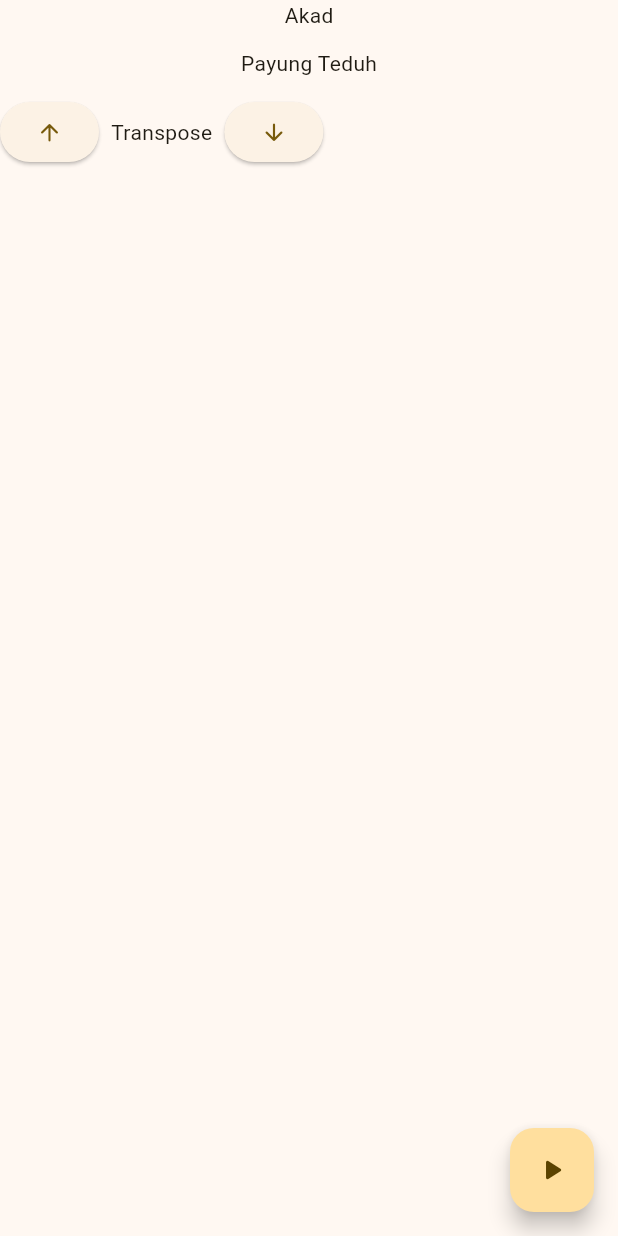
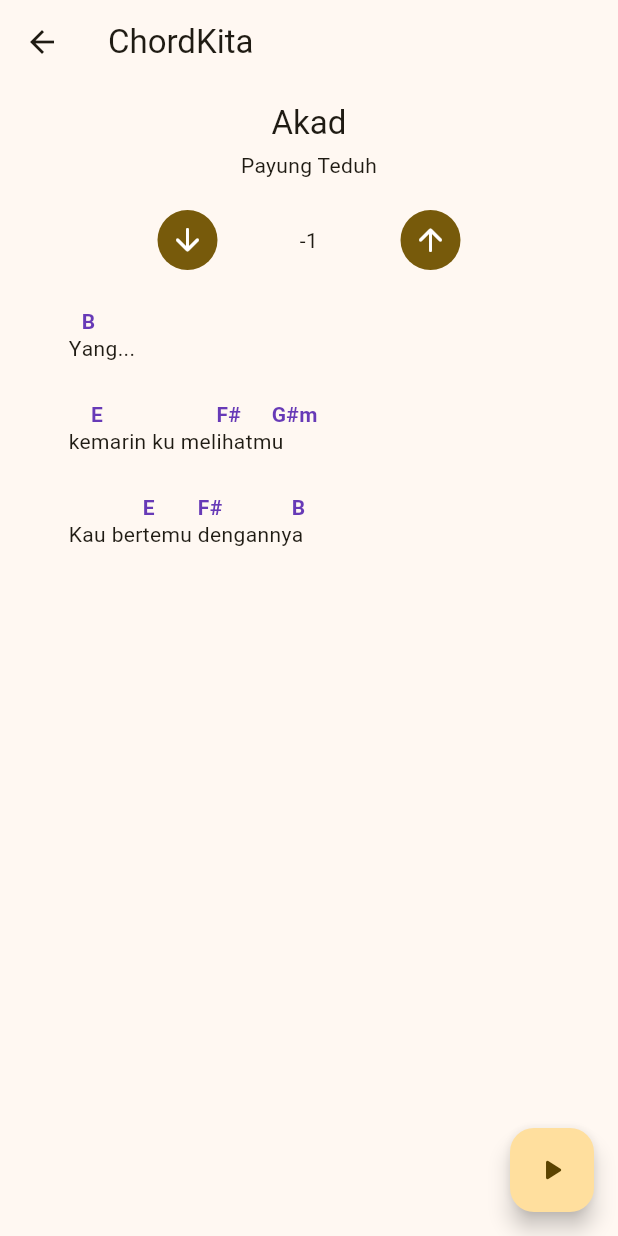
Before and after one commit to erichutabarat/chordkita_app, a Flutter app: the ChordLayout screen opened directly with sample values from the repository, after a tap on the "arrow downward" icon, on a phone screen of 412 x 824 dp. Run offline on Flutter 3.47's test engine with Material 3 defaults, Android fonts, the phone set to English and light mode, and no system bars; our stand-ins replace connectivity_plus, flutter_bloc, shared_preferences; accounts and stored records are empty.

Commit message:
feat(chord): add repo, datasource, chord skeleton and etc for chord feature

```diff
--- /dev/null
+++ b/lib/core/utils/chord_parser.dart
@@ -0,0 +1,108 @@
+/// A single piece of a lyric line: an optional chord that sits above
+/// the start of [text], followed by the lyric text itself.
+///
+/// Example: the line "[C]Amazing [G]grace" becomes:
+///   ChordSegment(chord: 'C', text: 'Amazing ')
+///   ChordSegment(chord: 'G', text: 'grace')
+class ChordSegment {
+  final String? chord;
+  final String text;
+
+  const ChordSegment({this.chord, required this.text});
+}
+
+final RegExp _chordTagRegex = RegExp(r'\[([^\]]+)\]');
+
+/// Parses raw chord content (e.g. "[C]Amazing [G]grace\n[Am]How sweet")
+/// into a list of lines, where each line is a list of [ChordSegment].
+///
+/// Call this ONCE when the chord data loads. Do not re-parse on every
+/// transpose - transpose only changes the `chord` value at render time.
+List<List<ChordSegment>> parseChordContent(String content) {
+  final rawLines = content.split('\n');
+  return rawLines.map(_parseLine).toList();
+}
+
+List<ChordSegment> _parseLine(String line) {
+  final matches = _chordTagRegex.allMatches(line).toList();
+
+  // Plain lyric line with no chords at all (still needs to render).
+  if (matches.isEmpty) {
+    return [ChordSegment(chord: null, text: line)];
+  }
+
+  final segments = <ChordSegment>[];
+
+  // Handle any lyric text that appears BEFORE the first chord tag.
+  if (matches.first.start > 0) {
+    segments.add(
+      ChordSegment(chord: null, text: line.substring(0, matches.first.start)),
+    );
+  }
+
+  for (var i = 0; i < matches.length; i++) {
+    final chord = matches[i].group(1)!;
+    final textStart = matches[i].end;
+    final textEnd = (i + 1 < matches.length)
+        ? matches[i + 1].start
+        : line.length;
+    segments.add(
+      ChordSegment(chord: chord, text: line.substring(textStart, textEnd)),
+    );
+  }
+
+  return segments;
+}
+
+// --- Transpose ---
+
+const List<String> _sharpScale = [
+  'C',
+  'C#',
+  'D',
+  'D#',
+  'E',
+  'F',
+  'F#',
+  'G',
+  'G#',
+  'A',
+  'A#',
+  'B',
+];
+const List<String> _flatScale = [
+  'C',
+  'Db',
+  'D',
+  'Eb',
+  'E',
+  'F',
+  'Gb',
+  'G',
+  'Ab',
+  'A',
+  'Bb',
+  'B',
+];
+
+final RegExp _rootNoteRegex = RegExp(r'^([A-G])(#|b)?(.*)$');
+
+/// Shifts a chord (e.g. "C", "Am7", "G#sus4") by [semitones].
+/// Only the root note moves - the suffix (m, 7, sus4, etc.) is preserved as-is.
+String transposeChord(String chord, int semitones) {
+  if (semitones == 0) return chord;
+
+  final match = _rootNoteRegex.firstMatch(chord);
+  if (match == null) return chord; // not a recognizable chord, leave untouched
+
+  final root = match.group(1)! + (match.group(2) ?? '');
+  final suffix = match.group(3) ?? '';
+
+  var index = _sharpScale.indexOf(root);
+  if (index == -1) index = _flatScale.indexOf(root);
+  if (index == -1) return chord;
+
+  final newIndex =
+      ((index + semitones) % 12 + 12) % 12; // safe for negative semitones
+  return _sharpScale[newIndex] + suffix;
+}
--- /dev/null
+++ b/lib/features/chord/data/datasource/chord_datasource.dart
@@ -0,0 +1,24 @@
+import 'package:chordkita/features/chord/data/samples/chord_samples.dart';
+import 'package:chordkita/features/chord/domain/entities/chord.dart';
+
+class ChordRemoteDataSource {
+  Future<Chord> getChordBySongId(int songId) async {
+    await Future.delayed(
+      const Duration(milliseconds: 400),
+    ); // simulate network latency
+
+    Chord? found;
+    for (final c in chordSample) {
+      if (c.songId == songId) {
+        found = c;
+        break;
+      }
+    }
+
+    if (found == null) {
+      throw Exception('Chord not found for song id $songId');
+    }
+
+    return found;
+  }
+}
--- /dev/null
+++ b/lib/features/chord/data/repositories/chord_repository.dart
@@ -0,0 +1,14 @@
+import 'package:chordkita/features/chord/data/datasource/chord_datasource.dart';
+import 'package:chordkita/features/chord/domain/entities/chord.dart';
+import 'package:chordkita/features/chord/domain/repositories/chord_repository.dart';
+
+class ChordRepositoryImpl implements ChordRepository {
+  final ChordRemoteDataSource _remoteDataSource;
+
+  ChordRepositoryImpl(this._remoteDataSource);
+
+  @override
+  Future<Chord> getChordBySongId(int songId) {
+    return _remoteDataSource.getChordBySongId(songId);
+  }
+}
--- a/lib/features/chord/data/samples/chord_samples.dart
+++ b/lib/features/chord/data/samples/chord_samples.dart
@@ -1,10 +1,12 @@
 import 'package:chordkita/features/chord/domain/entities/chord.dart';
 
-final Chord chordSample = Chord(
-  id: 1,
-  songId: 1,
-  content: """
+final List<Chord> chordSample = [
+  Chord(
+    id: 1,
+    songId: 1,
+    content: """
         Y[C]ang...\n
         ke[F]marin ku mel[G]ihatm[Am]u\n
         Kau ber[F]temu [G]denganny[C]a\n""",
-);
+  ),
+];
--- a/lib/features/chord/domain/entities/chord.dart
+++ b/lib/features/chord/domain/entities/chord.dart
@@ -3,5 +3,13 @@
   final int songId;
   final String content;
 
-  Chord({required this.id, required this.songId, required this.content});
+  const Chord({required this.id, required this.songId, required this.content});
+
+  factory Chord.fromJson(Map<String, dynamic> json) {
+    return Chord(
+      id: json['id'] as int,
+      songId: json['song_id'] as int,
+      content: json['content'] as String,
+    );
+  }
 }
--- /dev/null
+++ b/lib/features/chord/domain/repositories/chord_repository.dart
@@ -0,0 +1,5 @@
+import 'package:chordkita/features/chord/domain/entities/chord.dart';
+
+abstract class ChordRepository {
+  Future<Chord> getChordBySongId(int songId);
+}
--- a/lib/features/chord/presentation/chord_layout.dart
+++ b/lib/features/chord/presentation/chord_layout.dart
@@ -1,3 +1,6 @@
+import 'package:chordkita/features/chord/data/datasource/chord_datasource.dart';
+import 'package:chordkita/features/chord/data/repositories/chord_repository.dart';
+import 'package:chordkita/features/chord/domain/repositories/chord_repository.dart';
 import 'package:chordkita/features/chord/presentation/screens/chord_player_screen.dart';
 import 'package:chordkita/features/chord/presentation/screens/chord_screen.dart';
 import 'package:chordkita/features/home/domain/entities/chordsong_item.dart';
@@ -13,17 +16,29 @@
 
 class _ChordLayoutState extends State<ChordLayout> {
   int _currentPage = 0;
+  late final ChordRepository _chordRepository;
+  @override
+  void initState() {
+    super.initState();
+    _chordRepository = ChordRepositoryImpl(ChordRemoteDataSource());
+  }
 
   Widget get _currentScreen {
     switch (_currentPage) {
       case 0:
-        return ChordScreen(data: widget.data);
+        return ChordScreen(
+          data: widget.data,
+          chordRepository: _chordRepository,
+        );
 
       case 1:
         return ChordPlayerScreen(data: widget.data);
 
       default:
-        return ChordScreen(data: widget.data);
+        return ChordScreen(
+          data: widget.data,
+          chordRepository: _chordRepository,
+        );
     }
   }
 
--- a/lib/features/chord/presentation/screens/chord_screen.dart
+++ b/lib/features/chord/presentation/screens/chord_screen.dart
@@ -1,64 +1,196 @@
-import 'package:chordkita/features/chord/domain/entities/chord.dart';
+import 'package:flutter/material.dart';
+import 'package:chordkita/core/utils/chord_parser.dart';
+import 'package:chordkita/features/chord/domain/repositories/chord_repository.dart';
+import 'package:chordkita/features/chord/presentation/widgets/chord_skeleton.dart';
 import 'package:chordkita/features/home/domain/entities/chordsong_item.dart';
-import 'package:flutter/material.dart';
+
+enum _LoadState { loading, error, loaded }
 
 class ChordScreen extends StatefulWidget {
   final ChordSongItemData data;
-  const ChordScreen({super.key, required this.data});
+  // Inject the repository for now (constructor injection). Swap this for
+  // Riverpod/get_it later without touching anything below - the repository
+  // interface is what matters, not how it's provided.
+  final ChordRepository chordRepository;
+
+  const ChordScreen({
+    super.key,
+    required this.data,
+    required this.chordRepository,
+  });
 
   @override
   State<ChordScreen> createState() => _ChordScreenState();
 }
 
 class _ChordScreenState extends State<ChordScreen> {
-  late Chord _chord;
+  _LoadState _state = _LoadState.loading;
+  List<List<ChordSegment>> _lines = [];
+  int _transpose = 0;
+  String? _errorMessage;
 
   @override
   void initState() {
     super.initState();
+    _loadChord();
   }
+
+  Future<void> _loadChord() async {
+    setState(() => _state = _LoadState.loading);
+    try {
+      final chord = await widget.chordRepository.getChordBySongId(
+        widget.data.id,
+      );
+      // Parse ONCE here. Transpose below never re-parses - it only shifts
+      // the chord value at render time.
+      final parsed = parseChordContent(chord.content);
+      if (!mounted) return;
+      setState(() {
+        _lines = parsed;
+        _state = _LoadState.loaded;
+      });
+    } catch (_) {
+      if (!mounted) return;
+      setState(() {
+        _errorMessage = 'Failed to load chord. Please try again.';
+        _state = _LoadState.error;
+      });
+    }
+  }
+
+  void _transposeUp() => setState(() => _transpose++);
+  void _transposeDown() => setState(() => _transpose--);
 
   @override
   Widget build(BuildContext context) {
     return Scaffold(
+      appBar: AppBar(title: const Text('ChordKita')),
       body: SingleChildScrollView(
+        padding: const EdgeInsets.symmetric(horizontal: 16, vertical: 12),
         child: Column(
           children: [
-            // Header (for song data)
-            Container(
-              decoration: BoxDecoration(),
-              child: Column(
-                mainAxisAlignment: MainAxisAlignment.center,
-                children: [
-                  Text(widget.data.songName),
-                  SizedBox(height: 12),
-                  Text(widget.data.artistName),
-                ],
-              ),
+            // Header (song data)
+            Column(
+              mainAxisAlignment: MainAxisAlignment.center,
+              children: [
+                Text(
+                  widget.data.songName,
+                  style: Theme.of(context).textTheme.titleLarge,
+                  textAlign: TextAlign.center,
+                ),
+                const SizedBox(height: 4),
+                Text(
+                  widget.data.artistName,
+                  style: Theme.of(context).textTheme.bodyMedium,
+                  textAlign: TextAlign.center,
+                ),
+              ],
             ),
-            SizedBox(height: 12),
-            // Transpose Tools
-            Container(
-              decoration: BoxDecoration(),
-              child: Row(
-                children: [
-                  ElevatedButton(
-                    onPressed: () => {},
-                    child: Icon(Icons.arrow_upward_rounded),
+            const SizedBox(height: 16),
+
+            // Transpose tools
+            Row(
+              mainAxisAlignment: MainAxisAlignment.center,
+              children: [
+                IconButton.filled(
+                  onPressed: _state == _LoadState.loaded
+                      ? _transposeDown
+                      : null,
+                  icon: const Icon(Icons.arrow_downward_rounded),
+                ),
+                const SizedBox(width: 12),
+                SizedBox(
+                  width: 90,
+                  child: Text(
+                    _transpose == 0
+                        ? 'Original key'
+                        : (_transpose > 0 ? '+$_transpose' : '$_transpose'),
+                    textAlign: TextAlign.center,
                   ),
-                  SizedBox(width: 8),
-                  Text("Transpose"),
-                  SizedBox(width: 8),
-                  ElevatedButton(
-                    onPressed: () => {},
-                    child: Icon(Icons.arrow_downward_rounded),
-                  ),
-                ],
-              ),
+                ),
+                const SizedBox(width: 12),
+                IconButton.filled(
+                  onPressed: _state == _LoadState.loaded ? _transposeUp : null,
+                  icon: const Icon(Icons.arrow_upward_rounded),
+                ),
+              ],
             ),
+            const SizedBox(height: 20),
+
+            _buildContent(),
           ],
         ),
       ),
     );
   }
+
+  Widget _buildContent() {
+    switch (_state) {
+      case _LoadState.loading:
+        return const ChordSkeleton();
+
+      case _LoadState.error:
+        return Column(
+          children: [
+            Text(
+              _errorMessage ?? 'Something went wrong',
+              textAlign: TextAlign.center,
+            ),
+            const SizedBox(height: 12),
+            ElevatedButton(onPressed: _loadChord, child: const Text('Retry')),
+          ],
+        );
+
+      case _LoadState.loaded:
+        return Align(
+          alignment: Alignment.centerLeft,
+          child: Column(
+            crossAxisAlignment: CrossAxisAlignment.start,
+            mainAxisSize: MainAxisSize.min,
+            children: _lines.map(_buildLine).toList(),
+          ),
+        );
+    }
+  }
+
+  Widget _buildLine(List<ChordSegment> segments) {
+    // A line with a single null-chord empty-text segment is a blank line
+    // in the original lyrics - render it as vertical spacing, not empty text.
+    if (segments.length == 1 &&
+        segments.first.chord == null &&
+        segments.first.text.trim().isEmpty) {
+      return const SizedBox(height: 16);
+    }
+
+    return Padding(
+      padding: const EdgeInsets.only(bottom: 8),
+      child: Wrap(
+        crossAxisAlignment: WrapCrossAlignment.start,
+        children: segments.map((segment) {
+          final chordLabel = segment.chord != null
+              ? transposeChord(segment.chord!, _transpose)
+              : null;
+          return Column(
+            crossAxisAlignment: CrossAxisAlignment.start,
+            mainAxisSize: MainAxisSize.min,
+            children: [
+              SizedBox(
+                height: 18,
+                child: chordLabel != null
+                    ? Text(
+                        chordLabel,
+                        style: const TextStyle(
+                          fontWeight: FontWeight.bold,
+                          color: Colors.deepPurple,
+                        ),
+                      )
+                    : null,
+              ),
+              Text(segment.text),
+            ],
+          );
+        }).toList(),
+      ),
+    );
+  }
 }
--- /dev/null
+++ b/lib/features/chord/presentation/widgets/chord_skeleton.dart
@@ -0,0 +1,69 @@
+import 'package:flutter/material.dart';
+
+/// Simple pulsing gray-bar placeholder shown while chord content loads.
+/// Swap for the `shimmer` package later if you want a fancier effect -
+/// this version has zero extra dependencies.
+class ChordSkeleton extends StatefulWidget {
+  const ChordSkeleton({super.key});
+
+  @override
+  State<ChordSkeleton> createState() => _ChordSkeletonState();
+}
+
+class _ChordSkeletonState extends State<ChordSkeleton>
+    with SingleTickerProviderStateMixin {
+  late final AnimationController _controller;
+  late final Animation<double> _opacity;
+
+  @override
+  void initState() {
+    super.initState();
+    _controller = AnimationController(
+      vsync: this,
+      duration: const Duration(milliseconds: 900),
+    )..repeat(reverse: true);
+    _opacity = Tween<double>(begin: 0.4, end: 1.0).animate(_controller);
+  }
+
+  @override
+  void dispose() {
+    _controller.dispose();
+    super.dispose();
+  }
+
+  Widget _bar(double widthFraction) {
+    return FractionallySizedBox(
+      widthFactor: widthFraction,
+      alignment: Alignment.centerLeft,
+      child: Container(
+        height: 14,
+        margin: const EdgeInsets.only(bottom: 10),
+        decoration: BoxDecoration(
+          color: Colors.grey.shade300,
+          borderRadius: BorderRadius.circular(4),
+        ),
+      ),
+    );
+  }
+
+  @override
+  Widget build(BuildContext context) {
+    return AnimatedBuilder(
+      animation: _opacity,
+      builder: (context, child) =>
+          Opacity(opacity: _opacity.value, child: child),
+      child: Column(
+        crossAxisAlignment: CrossAxisAlignment.start,
+        children: [
+          _bar(0.55),
+          _bar(0.75),
+          _bar(0.4),
+          const SizedBox(height: 16),
+          _bar(0.6),
+          _bar(0.65),
+          _bar(0.5),
+        ],
+      ),
+    );
+  }
+}
--- a/lib/features/home/presentation/home_layout.dart
+++ b/lib/features/home/presentation/home_layout.dart
@@ -3,6 +3,7 @@
 import 'package:chordkita/features/home/presentation/screens/home_screen.dart';
 import 'package:chordkita/features/home/presentation/screens/profile_screen.dart';
 import 'package:chordkita/features/home/presentation/screens/search_screen.dart';
+import 'package:flutter/foundation.dart';
 import 'package:flutter/material.dart';
 
 class HomeLayout extends StatefulWidget {
@@ -26,7 +27,9 @@
       const FavoriteScreen(),
       ProfileScreen(user: widget.user),
     ];
-    print(widget.user);
+    if (kDebugMode) {
+      print(widget.user);
+    }
   }
 
   @override
--- a/lib/features/home/presentation/screens/profile_screen.dart
+++ b/lib/features/home/presentation/screens/profile_screen.dart
@@ -1,6 +1,7 @@
 import 'package:chordkita/features/auth/domain/entities/user.dart';
 import 'package:chordkita/features/auth/presentation/bloc/auth_bloc.dart';
 import 'package:chordkita/features/auth/presentation/bloc/auth_event.dart';
+import 'package:flutter/foundation.dart';
 import 'package:flutter/material.dart';
 import 'package:flutter_bloc/flutter_bloc.dart';
 
@@ -17,7 +18,9 @@
   @override
   void initState() {
     super.initState();
-    print(widget.user);
+    if (kDebugMode) {
+      print(widget.user);
+    }
   }
 
   @override
```
